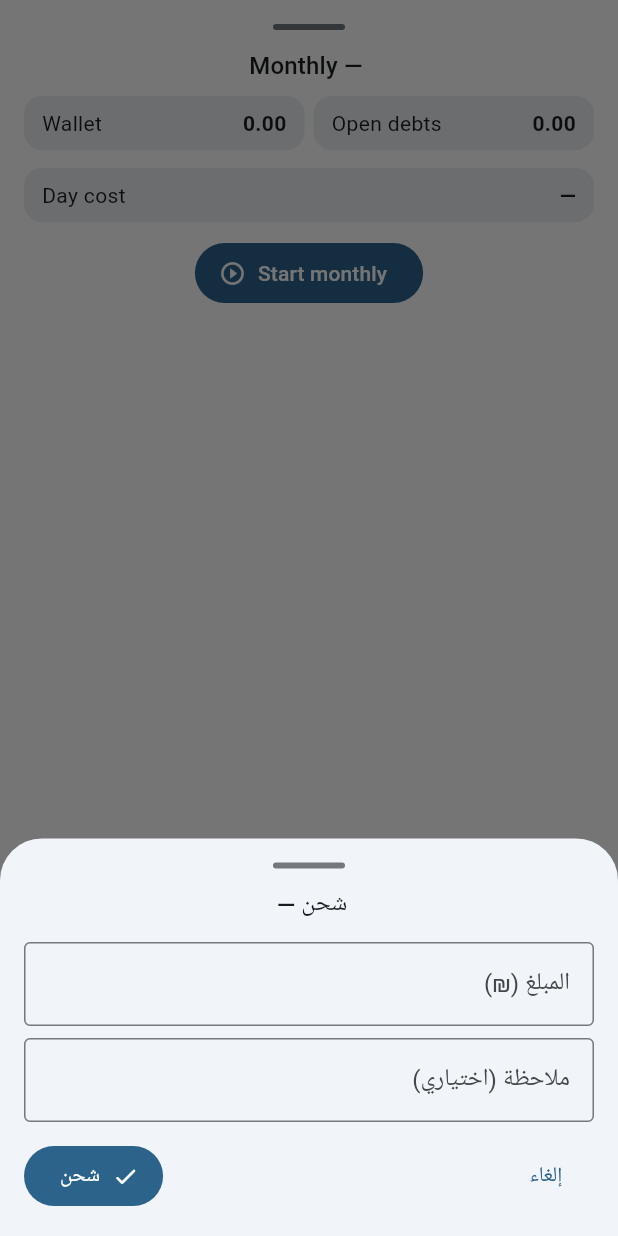
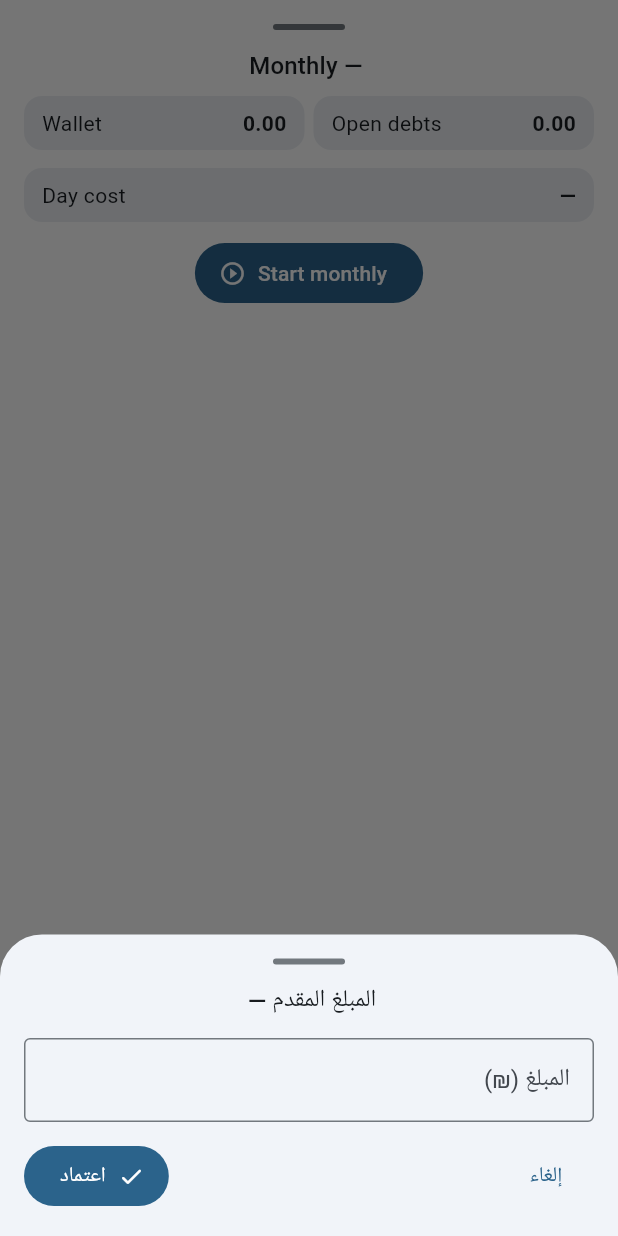
Before and after one commit to munder6/elevate_hub, a Flutter app: the MonthlyCycleSheet widget shown alone on an empty page, opened directly with empty values, after a tap on "Start monthly", on a phone screen of 412 x 824 dp. Run offline on Flutter 3.47's test engine with Material 3 defaults, Android fonts, the phone set to English and light mode, and no system bars; our stand-ins replace cloud_firestore, firebase_auth, firebase_core, firebase_storage, get, google_fonts and 1 more; missing offline and left inert: syncfusion_flutter_xlsio; accounts and stored records are empty; Roboto replaces fonts that are missing (Cairo).

Commit message:
New Edits

```diff
--- a/lib/presintation/modules/subscriptions/monthly_cycle_sheet.dart
+++ b/lib/presintation/modules/subscriptions/monthly_cycle_sheet.dart
@@ -9,7 +9,7 @@ import '../../../data/repositories/wallet_repo.dart';
 import '../../../data/repositories/monthly_cycles_repo.dart';
 import '../../../data/repositories/debts_repo.dart';
 import '../../modules/sessions/widgets/add_order_sheet.dart';
-import '../../wallet/wallet_topup_sheet.dart';
+import 'prepaid_amount_sheet.dart';
 
 class MonthlyCycleSheet extends StatelessWidget {
   final Member member;
@@ -28,7 +28,7 @@ class MonthlyCycleSheet extends StatelessWidget {
       final prepaid = await showModalBottomSheet<num?>(
         context: context,
         isScrollControlled: true,
-        builder: (_) => WalletTopUpSheet(member: member),
+        builder: (_) => PrepaidAmountSheet(member: member),
       );
 
       // لو المستخدم سكّر الشيت بدون إدخال قيمة، اعتبرها 0
--- /dev/null
+++ b/lib/presintation/modules/subscriptions/prepaid_amount_sheet.dart
@@ -0,0 +1,84 @@
+import 'package:flutter/material.dart';
+import '../../../data/models/member.dart';
+
+class PrepaidAmountSheet extends StatefulWidget {
+  final Member member;
+  const PrepaidAmountSheet({super.key, required this.member});
+
+  @override
+  State<PrepaidAmountSheet> createState() => _PrepaidAmountSheetState();
+}
+
+class _PrepaidAmountSheetState extends State<PrepaidAmountSheet> {
+  final ctrl = TextEditingController();
+
+  @override
+  Widget build(BuildContext context) {
+    return Directionality(
+      textDirection: TextDirection.rtl,
+      child: SafeArea(
+        child: Padding(
+          padding: EdgeInsets.only(
+            left: 16,
+            right: 16,
+            top: 16,
+            bottom: 16 + MediaQuery.of(context).viewInsets.bottom,
+          ),
+          child: Column(
+            mainAxisSize: MainAxisSize.min,
+            children: [
+              Container(
+                width: 48,
+                height: 4,
+                decoration: BoxDecoration(
+                  color: Theme.of(context).dividerColor,
+                  borderRadius: BorderRadius.circular(2),
+                ),
+              ),
+              const SizedBox(height: 12),
+              Text('المبلغ المقدم — ${widget.member.name}',
+                  style: Theme.of(context).textTheme.titleMedium),
+              const SizedBox(height: 12),
+              TextField(
+                controller: ctrl,
+                decoration: const InputDecoration(
+                  labelText: 'المبلغ (₪)',
+                  prefixText: '₪ ',
+                  border: OutlineInputBorder(),
+                ),
+                keyboardType:
+                const TextInputType.numberWithOptions(decimal: true),
+                textDirection: TextDirection.ltr,
+              ),
+              const SizedBox(height: 12),
+              Row(
+                children: [
+                  TextButton(
+                    onPressed: () => Navigator.pop(context, null),
+                    child: const Text('إلغاء'),
+                  ),
+                  const Spacer(),
+                  FilledButton.icon(
+                    onPressed: () {
+                      final v = num.tryParse(ctrl.text.trim());
+                      if (v == null || v <= 0) {
+                        ScaffoldMessenger.of(context).showSnackBar(
+                          const SnackBar(
+                              content: Text('أدخل مبلغًا موجبًا (₪)')),
+                        );
+                        return;
+                      }
+                      Navigator.pop(context, v);
+                    },
+                    icon: const Icon(Icons.check_rounded),
+                    label: const Text('اعتماد'),
+                  ),
+                ],
+              ),
+            ],
+          ),
+        ),
+      ),
+    );
+  }
+}
```
